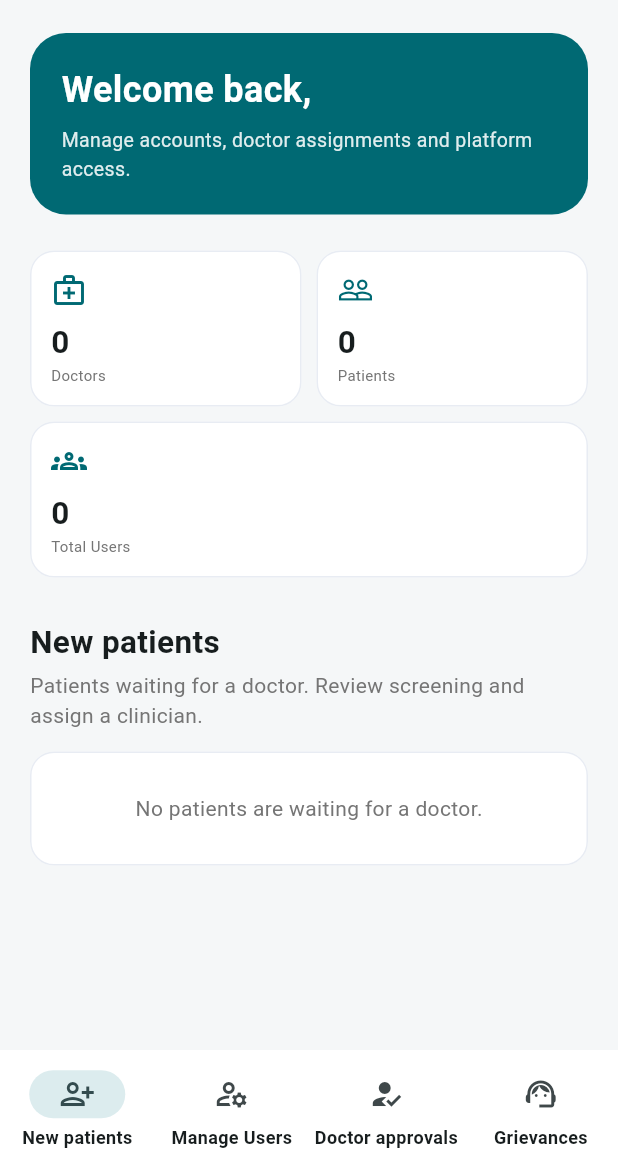
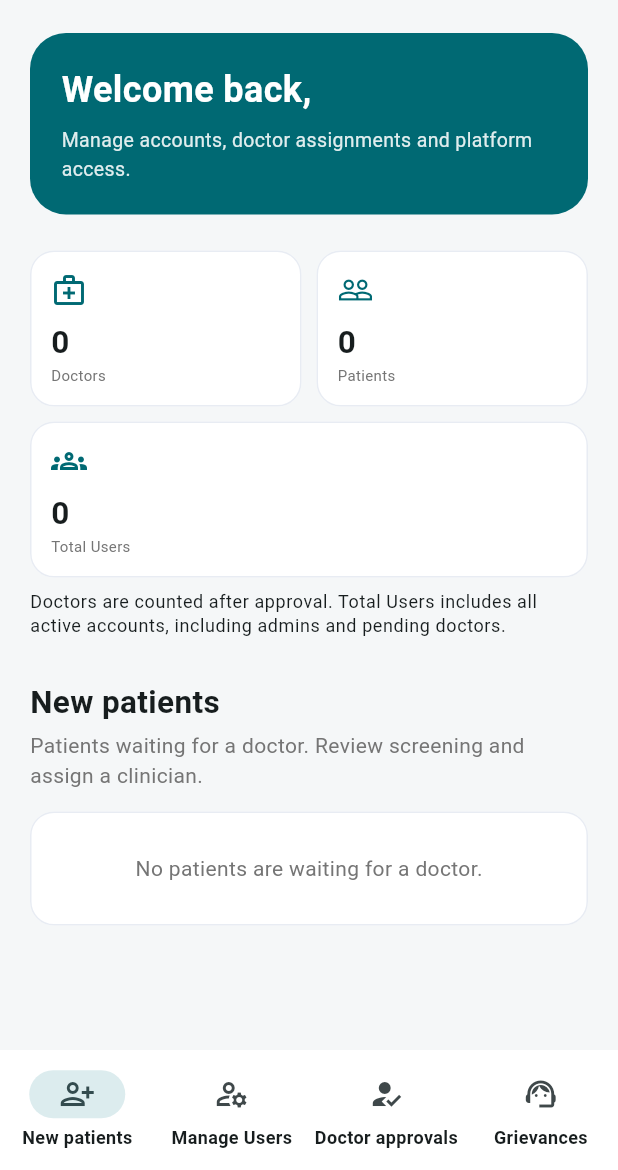
Before and after one commit to dhruvsharma06-web/Haemophilia, a Flutter app: the AdminDashboard screen opened directly with empty values, on a phone screen of 412 x 824 dp, the part 66-1236 px from its top. Run offline on Flutter 3.47's test engine with Material 3 defaults, Android fonts, the phone set to English and light mode, and no system bars; our stand-ins replace camera, cloud_firestore, file_picker, firebase_auth, firebase_core, firebase_messaging and 3 more; accounts and stored records are empty.

Commit message:
Count active users and approved doctors on the admin dashboard

```diff
--- a/haemophilia_app/lib/screens/admin/admin_dashboard.dart
+++ b/haemophilia_app/lib/screens/admin/admin_dashboard.dart
@@ -27,6 +27,7 @@ class AdminDashboard extends StatefulWidget {
 }
 
 class _AdminDashboardState extends State<AdminDashboard> {
+  late final _usersStream = ClinicalDataService().watchAllUsers();
   bool _isLoggingOut = false;
   int _section = 0;
   String _userFilter = 'all';
@@ -134,14 +135,14 @@ class _AdminDashboardState extends State<AdminDashboard> {
         ],
       ),
       bottomNavigationBar: StreamBuilder<QuerySnapshot<Map<String, dynamic>>>(
-        stream: service.watchAllUsers(),
+        stream: _usersStream,
         builder: (context, snapshot) {
           final pending = snapshot.data?.docs.where(_isNewPatient).length ?? 0;
           final pendingDoctors =
               snapshot.data?.docs
                   .where(
                     (doc) =>
-                        doc.data()['accountActive'] != false &&
+                        countsAsActiveUser(doc.data()) &&
                         matchesUserFilter(doc.data(), 'pending_doctor'),
                   )
                   .length ??
@@ -197,7 +198,7 @@ class _AdminDashboardState extends State<AdminDashboard> {
       body: _section == 3
           ? const HelpScreen(admin: true)
           : StreamBuilder<QuerySnapshot<Map<String, dynamic>>>(
-              stream: service.watchAllUsers(),
+              stream: _usersStream,
               builder: (context, snapshot) {
                 if (snapshot.hasError) {
                   return Center(
@@ -226,10 +227,8 @@ class _AdminDashboardState extends State<AdminDashboard> {
                     ? allDocs
                           .where(
                             (doc) =>
-                                doc.data()['accountActive'] != false &&
-                                (doc.data()['role'] == 'pending_doctor' ||
-                                    (doc.data()['role'] == 'doctor' &&
-                                        doc.data()['isApproved'] == false)),
+                                countsAsActiveUser(doc.data()) &&
+                                matchesUserFilter(doc.data(), 'pending_doctor'),
                           )
                           .toList()
                     : allDocs
@@ -248,12 +247,9 @@ class _AdminDashboardState extends State<AdminDashboard> {
                         _createdAt(b.data()).compareTo(_createdAt(a.data())),
                   );
                 }
-                final doctors = allDocs
-                    .where((doc) => doc.data()['role'] == 'doctor')
-                    .length;
-                final patients = allDocs
-                    .where((doc) => doc.data()['role'] == 'patient')
-                    .length;
+                final counts = adminUserCounts(
+                  allDocs.map((doc) => doc.data()),
+                );
 
                 return ListView(
                   padding: const EdgeInsets.fromLTRB(20, 10, 20, 32),
@@ -270,17 +266,17 @@ class _AdminDashboardState extends State<AdminDashboard> {
                         final metrics = [
                           _Metric(
                             tr('Doctors'),
-                            '$doctors',
+                            '${counts.doctors}',
                             Icons.medical_services_outlined,
                           ),
                           _Metric(
                             tr('Patients'),
-                            '$patients',
+                            '${counts.patients}',
                             Icons.people_outline,
                           ),
                           _Metric(
                             tr('Total Users'),
-                            '${allDocs.length}',
+                            '${counts.total}',
                             Icons.groups_outlined,
                           ),
                         ];
@@ -313,6 +309,13 @@ class _AdminDashboardState extends State<AdminDashboard> {
                           ],
                         );
                       },
+                    ),
+                    const SizedBox(height: 8),
+                    Text(
+                      tr(
+                        'Doctors are counted after approval. Total Users includes all active accounts, including admins and pending doctors.',
+                      ),
+                      style: Theme.of(context).textTheme.bodySmall,
                     ),
                     const SizedBox(height: 28),
                     Text(
@@ -386,10 +389,7 @@ class _AdminDashboardState extends State<AdminDashboard> {
 
 bool _isNewPatient(QueryDocumentSnapshot<Map<String, dynamic>> doc) {
   final data = doc.data();
-  final doctorId = data['doctorId']?.toString().trim();
-  return data['role'] == 'patient' &&
-      data['accountActive'] != false &&
-      (doctorId == null || doctorId.isEmpty);
+  return countsAsActiveUser(data) && matchesUserFilter(data, 'pending_patient');
 }
 
 DateTime _createdAt(Map<String, dynamic> data) =>
--- a/haemophilia_app/lib/utils/admin_account_policy.dart
+++ b/haemophilia_app/lib/utils/admin_account_policy.dart
@@ -22,6 +22,24 @@ List<String> allowedManagedRoles(String role) => switch (role) {
   _ => [],
 };
 
+bool countsAsActiveUser(Map<String, dynamic> data) =>
+    data['accountActive'] != false &&
+    !const {'inactive', 'rejected', 'removed'}.contains(data['status']);
+
+({int doctors, int patients, int total}) adminUserCounts(
+  Iterable<Map<String, dynamic>> users,
+) {
+  var doctors = 0;
+  var patients = 0;
+  var total = 0;
+  for (final user in users.where(countsAsActiveUser)) {
+    total++;
+    if (matchesUserFilter(user, 'doctor')) doctors++;
+    if (user['role'] == 'patient') patients++;
+  }
+  return (doctors: doctors, patients: patients, total: total);
+}
+
 bool matchesUserFilter(Map<String, dynamic> data, String filter) {
   if (filter == 'all') return true;
   final pendingDoctor =
--- a/haemophilia_app/lib/utils/app_localizations.dart
+++ b/haemophilia_app/lib/utils/app_localizations.dart
@@ -989,6 +989,8 @@ const Map<String, String> _hindiTranslations = {
   // Admin Dashboard
   'Admin Dashboard': 'एडमिन डैशबोर्ड',
   'Total Users': 'कुल उपयोगकर्ता',
+  'Doctors are counted after approval. Total Users includes all active accounts, including admins and pending doctors.':
+      'डॉक्टरों की गिनती मंज़ूरी के बाद होती है। कुल उपयोगकर्ताओं में सभी सक्रिय खाते शामिल हैं, जिनमें व्यवस्थापक और मंज़ूरी की प्रतीक्षा कर रहे डॉक्टर भी हैं।',
   'Doctors': 'डॉक्टर',
   'Patients': 'मरीज़',
   'Manage Users': 'उपयोगकर्ता प्रबंधित करें',
```
Also changed, not shown: 1 other file.
